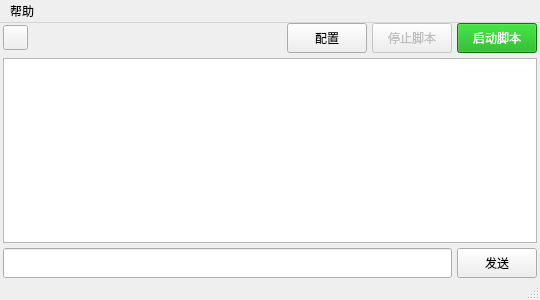
KenanZhu/AutoLibrary, file src/gui/ALMainWindow.ui: the form before one commit.
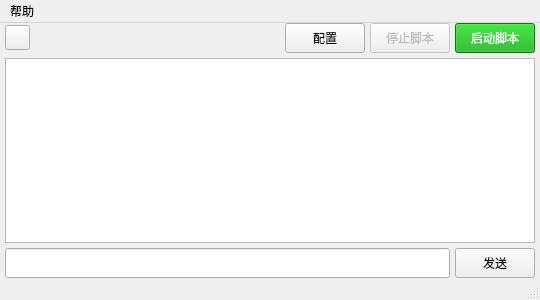
The form after the commit. Icons and pictures are not drawn.

Commit message: optimize(gui.*): 优化界面组件的布局和样式

```diff
--- a/src/gui/ALMainWindow.ui
+++ b/src/gui/ALMainWindow.ui
@@ -34,13 +34,13 @@
      <number>5</number>
     </property>
     <property name="leftMargin">
-     <number>3</number>
+     <number>5</number>
     </property>
     <property name="topMargin">
      <number>0</number>
     </property>
     <property name="rightMargin">
-     <number>3</number>
+     <number>5</number>
     </property>
     <property name="bottomMargin">
      <number>0</number>
```
The commit also changes 6 other files.
